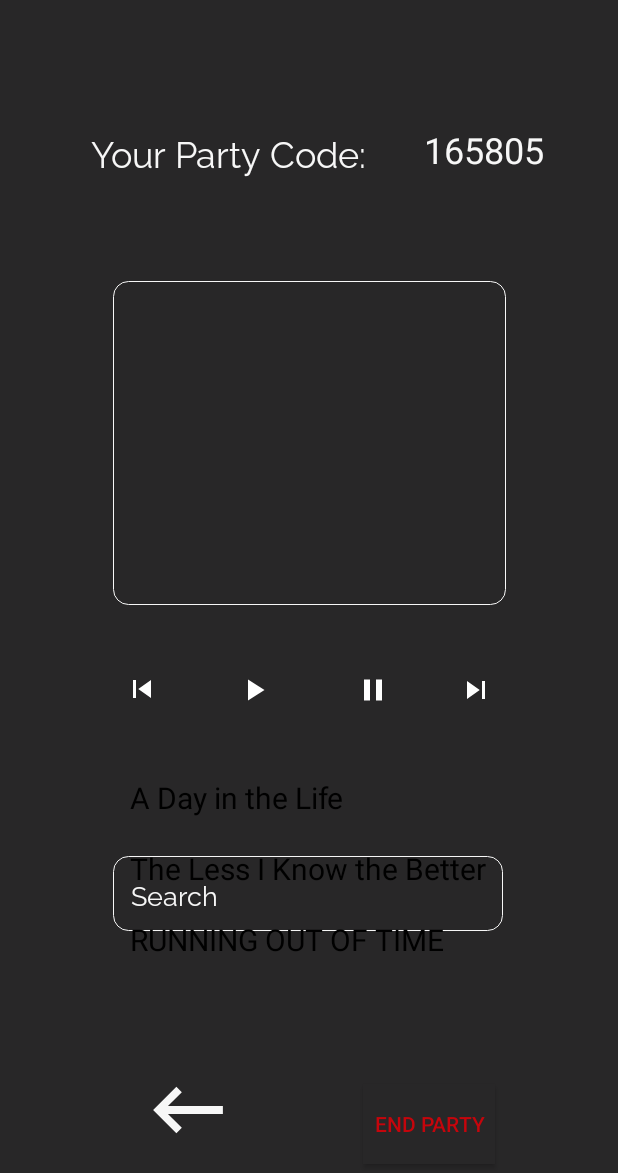
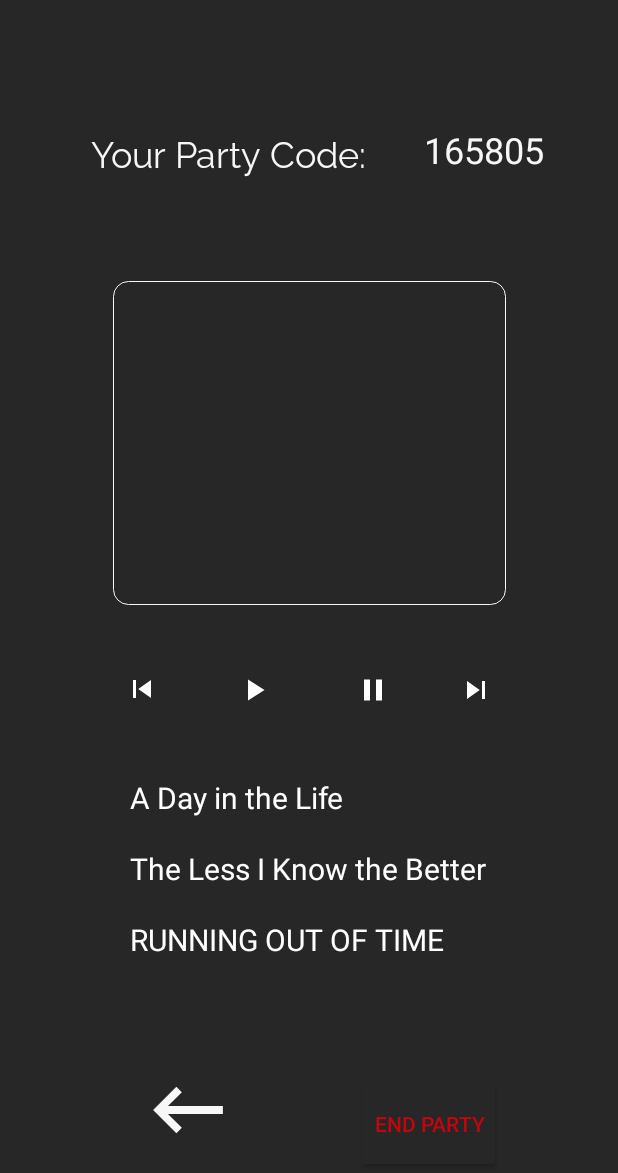
Before and after one commit to peterdaly13/YouQueue, an Android app: the StartPartyActivity screen opened directly, with no data from a screen before it, on a phone screen of 412 x 824 dp. Shown: the top 1173 px of the screen. Run offline under Robolectric (Android 15) with nearby library versions, the phone set to English and light mode, and no system bars; our stand-ins replace Firebase (no records; nobody signed in at launch, a user with empty details on screens opened directly); libraries missing offline, so code that uses them is left out: com.spotify.android; 2 statements that could not run were skipped.

Commit message:
displays list of songs in startParty, but can't click songs.

```diff
--- a/app/src/main/java/com/example/youqueue/StartPartyActivity.java
+++ b/app/src/main/java/com/example/youqueue/StartPartyActivity.java
@@ -37,7 +37,6 @@ public class StartPartyActivity extends AppCompatActivity {
 
     private RecyclerView recyclerView;
     private songListAdapter mAdapter;
-    private RecyclerView.LayoutManager layoutManager;
 
     Song[] songList;
     String songNames[];
@@ -86,10 +85,8 @@ public class StartPartyActivity extends AppCompatActivity {
         recyclerView = (RecyclerView) findViewById(R.id.my_recycler_view);
         recyclerView.setLayoutManager(new LinearLayoutManager(this));
         mAdapter = new songListAdapter(this, songNameList);
-        mAdapter.setClickListener((songListAdapter.ItemClickListener) this);
+        //mAdapter.setClickListener(this);
         recyclerView.setAdapter(mAdapter);
-
-
 
         //login to spotify
         ConnectionParams connectionParams =
--- a/app/src/main/java/com/example/youqueue/songListAdapter.java
+++ b/app/src/main/java/com/example/youqueue/songListAdapter.java
@@ -47,7 +47,7 @@ public class songListAdapter extends RecyclerView.Adapter<songListAdapter.ViewHo
 
         ViewHolder(View itemView) {
             super(itemView);
-            myTextView = itemView.findViewById(R.id.tvAnimalName);
+            myTextView = itemView.findViewById(R.id.songName);
             itemView.setOnClickListener(this);
         }
 
--- a/app/src/main/res/layout/activity_start_party.xml
+++ b/app/src/main/res/layout/activity_start_party.xml
@@ -128,25 +128,6 @@
     <!--        app:layout_constraintTop_toTopOf="parent"-->
     <!--        app:layout_constraintVertical_bias="0.839" />-->
 
-    <EditText
-        android:id="@+id/editText"
-        android:layout_width="260dp"
-        android:layout_height="50dp"
-        android:background="@drawable/rounded_border_edittext"
-        android:ems="10"
-        android:fontFamily="@font/raleway"
-        android:hint="Search "
-        android:inputType="textVisiblePassword"
-        android:paddingLeft="12dp"
-        android:textColor="#F7F7F7"
-        android:textColorHint="#F7F7F7"
-        app:layout_constraintBottom_toBottomOf="parent"
-        app:layout_constraintHorizontal_bias="0.496"
-        app:layout_constraintLeft_toLeftOf="parent"
-        app:layout_constraintRight_toRightOf="parent"
-        app:layout_constraintTop_toTopOf="parent"
-        app:layout_constraintVertical_bias="0.737" />
-
     <TextView
         android:id="@+id/largeTextContainer4"
         android:layout_width="210dp"
@@ -241,6 +222,7 @@
         android:id="@+id/my_recycler_view"
         android:layout_width="258dp"
         android:layout_height="156dp"
+        android:fontFamily="@font/raleway"
         app:layout_constraintBottom_toTopOf="@+id/imageButton"
         app:layout_constraintEnd_toEndOf="parent"
         app:layout_constraintHorizontal_bias="0.496"
--- a/app/src/main/res/layout/listsongs.xml
+++ b/app/src/main/res/layout/listsongs.xml
@@ -7,10 +7,10 @@
     android:padding="10dp">
 
     <TextView
-        android:id="@+id/tvAnimalName"
+        android:id="@+id/songName"
         android:layout_width="wrap_content"
         android:layout_height="wrap_content"
         android:textSize="20sp"
-        android:textColor="#000"/>
+        android:textColor="#FFF"/>
 
 </LinearLayout>
```
